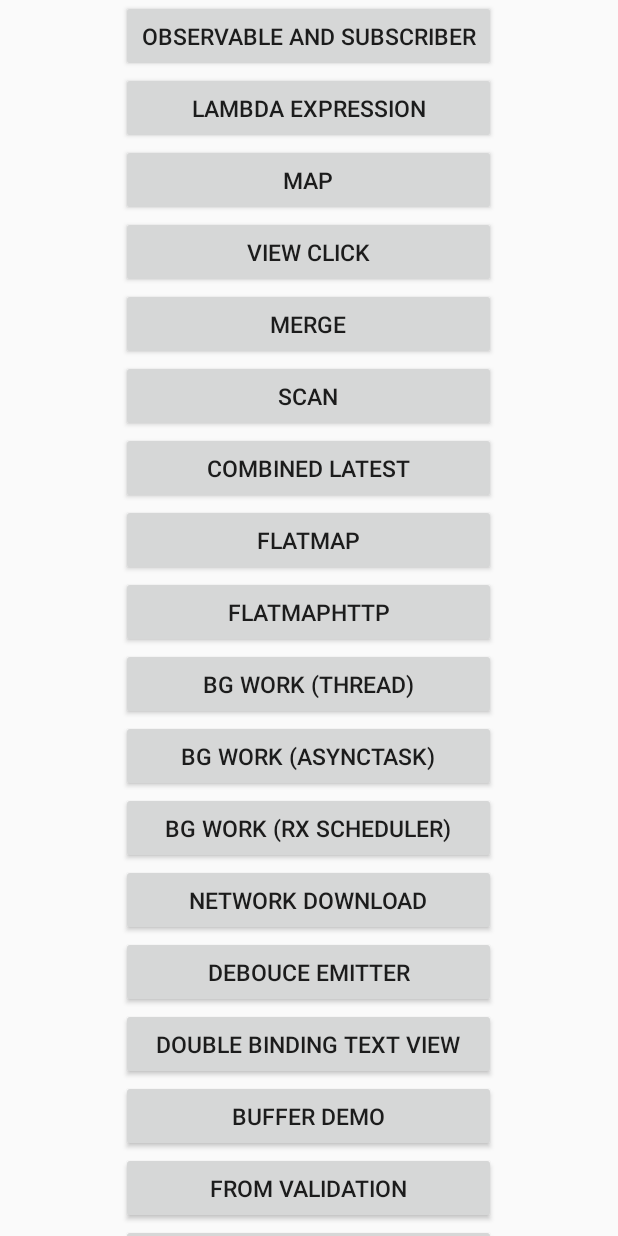
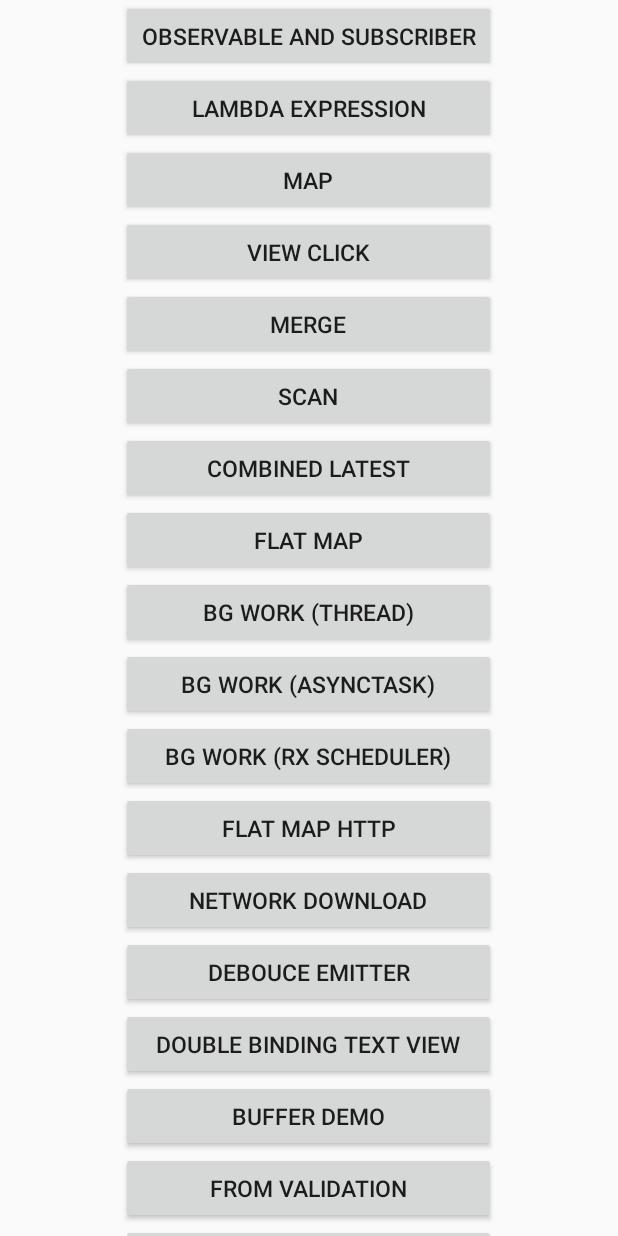
Before and after one commit to gidools/RxAndroidStudy, an Android app: the screen it shows after launch (MainActivity), on a phone screen of 412 x 824 dp. Run offline under Robolectric (Android 15) with nearby library versions, the phone set to English and light mode, and no system bars; our stand-ins replace ButterKnife.

```diff
--- a/app/src/main/res/layout/fragment_main.xml
+++ b/app/src/main/res/layout/fragment_main.xml
@@ -65,14 +65,7 @@
 			android:id="@+id/rx_flat_map"
 			android:layout_width="250dp"
 			android:layout_height="wrap_content"
-			android:text="FlatMap"
-			android:textSize="15sp"/>
-
-		<Button
-			android:id="@+id/flat_map_http"
-			android:layout_width="250dp"
-			android:layout_height="wrap_content"
-			android:text="FlatMapHttp"
+			android:text="Flat Map"
 			android:textSize="15sp"/>
 
 		<Button
@@ -94,6 +87,13 @@
 			android:layout_width="250dp"
 			android:layout_height="wrap_content"
 			android:text="BG Work (Rx Scheduler)"
+			android:textSize="15sp"/>
+
+		<Button
+			android:id="@+id/flat_map_http"
+			android:layout_width="250dp"
+			android:layout_height="wrap_content"
+			android:text="Flat Map Http"
 			android:textSize="15sp"/>
 
 		<Button
```
Also changed, not shown: app/src/main/java/maxst/com/rxandroidstudy/fragment/BGWorkAsyncTaskFragment.java (+4 -7 lines), app/src/main/java/maxst/com/rxandroidstudy/fragment/BGWorkThreadFragment.java (+6 -14 lines).
